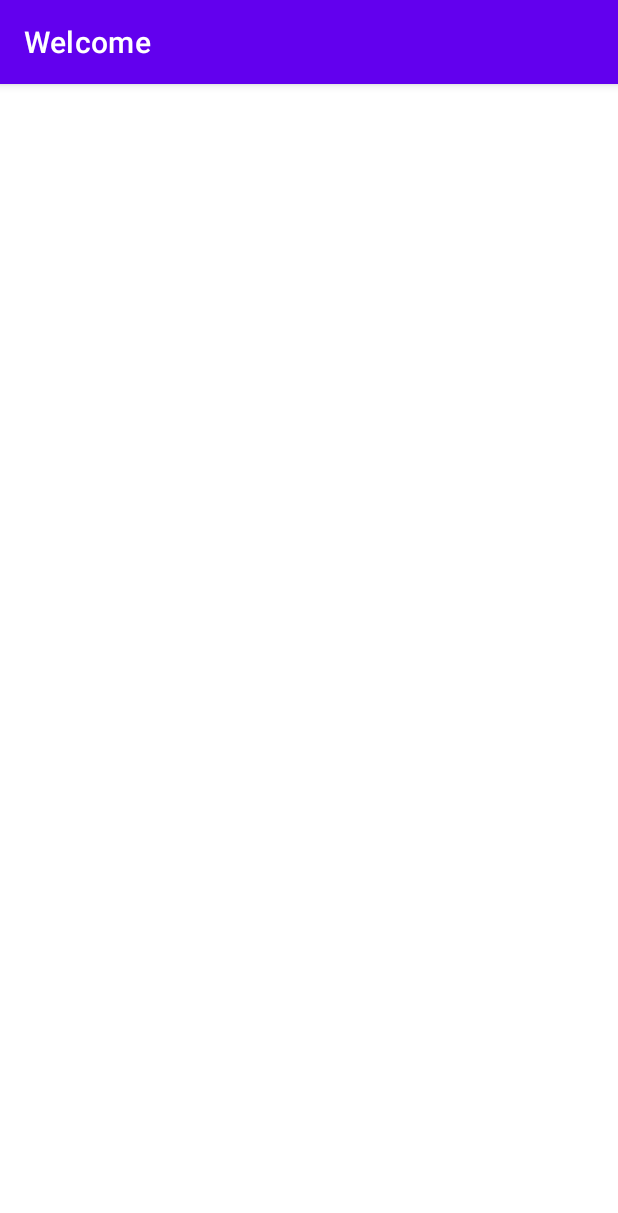
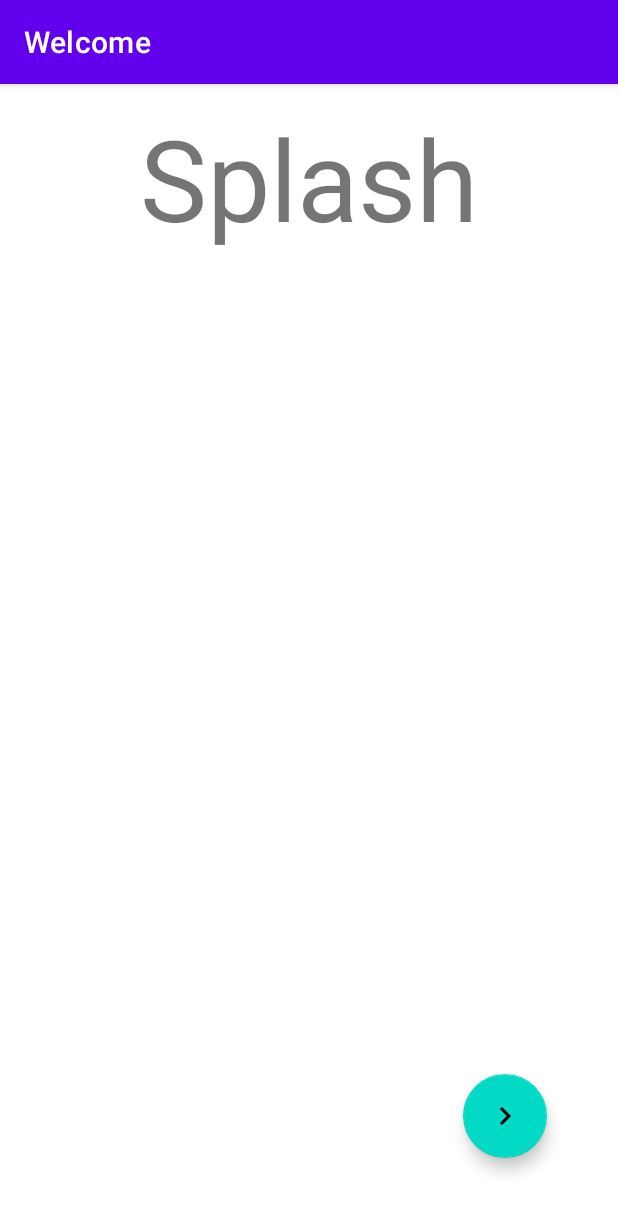
Before and after one commit to devBamidele/Splash, an Android app: the screen it shows after launch (MainActivity), on a phone screen of 412 x 824 dp. Shown: the top 1213 px of the screen. Run offline under Robolectric (Android 15) with nearby library versions, the phone set to English and light mode, and no system bars; our stand-ins replace data binding, navigation-ui.

Commit message:
Done with the main functionality

```diff
--- a/app/src/main/AndroidManifest.xml
+++ b/app/src/main/AndroidManifest.xml
@@ -1,6 +1,9 @@
 <?xml version="1.0" encoding="utf-8"?>
 <manifest xmlns:android="http://schemas.android.com/apk/res/android"
     package="com.example.splash">
+
+    <!-- In order for our app to access the Internet, we need to define this permission. -->
+    <uses-permission android:name="android.permission.INTERNET" />
 
     <application
         android:allowBackup="true"
--- a/app/src/main/java/com/example/splash/network/UnsplashApiService.kt
+++ b/app/src/main/java/com/example/splash/network/UnsplashApiService.kt
@@ -19,7 +19,7 @@ const val ACCESS_KEY = "GGHMWCsUFRHVRCL5jHePT2dzymk20ixPeV1bkOXKrZI"
 /**
  * Number of photos to return
  */
-const val COUNT = 1
+const val COUNT = 20
 
 /**
  * Filter photo by Orientation
--- a/app/src/main/java/com/example/splash/screens/Home.kt
+++ b/app/src/main/java/com/example/splash/screens/Home.kt
@@ -1,9 +1,45 @@
 package com.example.splash.screens
 
 
+import android.os.Bundle
+import android.view.LayoutInflater
+import android.view.View
+import android.view.ViewGroup
 import androidx.fragment.app.Fragment
+import androidx.navigation.fragment.findNavController
+import com.example.splash.R
+import com.example.splash.databinding.FragmentHomeBinding
 
 class Home : Fragment() {
 
+    private var binding: FragmentHomeBinding? = null
 
+    override fun onCreateView(
+        inflater: LayoutInflater, container: ViewGroup?,
+        savedInstanceState: Bundle?
+    ): View {
+        binding = FragmentHomeBinding.inflate(inflater, container, false)
+        return binding!!.root
+    }
+
+    override fun onViewCreated(view: View, savedInstanceState: Bundle?) {
+        super.onViewCreated(view, savedInstanceState)
+
+        binding?.apply {
+            lifecycleOwner = viewLifecycleOwner
+            home = this@Home
+        }
+    }
+
+    override fun onDestroyView() {
+        super.onDestroyView()
+        binding = null
+    }
+
+    /**
+     * Navigate to the boarding screen
+     */
+    fun toBoarding(){
+        findNavController().navigate(R.id.action_HomeScreen_to_BoardingScreen)
+    }
 }
--- /dev/null
+++ b/app/src/main/res/drawable/ic_right_arrow.xml
@@ -0,0 +1,10 @@
+<vector xmlns:android="http://schemas.android.com/apk/res/android"
+    android:width="24dp"
+    android:height="24dp"
+    android:viewportWidth="24"
+    android:viewportHeight="24"
+    android:tint="?attr/colorPrimary">
+  <path
+      android:fillColor="@android:color/white"
+      android:pathData="M8.59,16.59L13.17,12 8.59,7.41 10,6l6,6 -6,6 -1.41,-1.41z"/>
+</vector>
--- a/app/src/main/res/layout/fragment_home.xml
+++ b/app/src/main/res/layout/fragment_home.xml
@@ -1,20 +1,22 @@
 <?xml version="1.0" encoding="utf-8"?>
-<layout xmlns:android="http://schemas.android.com/apk/res/android"
+
+<layout
+    xmlns:android="http://schemas.android.com/apk/res/android"
     xmlns:tools="http://schemas.android.com/tools"
     xmlns:app="http://schemas.android.com/apk/res-auto"
-    android:layout_width="match_parent"
-    android:layout_height="match_parent"
-    tools:context=".screens.Home">
+    tools:context=".screens.Home" >
 
     <data>
+        <!-- Reference the Home class -->
         <variable
-            name="Home"
-            type="com.example.splash.screens.Home"/>
+            name="home"
+            type="com.example.splash.screens.Home" />
     </data>
 
     <androidx.constraintlayout.widget.ConstraintLayout
         android:layout_width="match_parent"
-        android:layout_height="match_parent">
+        android:layout_height="match_parent"
+        android:layout_margin="12dp">
 
         <TextView
             android:id="@+id/Splash"
@@ -26,9 +28,18 @@
             app:layout_constraintTop_toTopOf="parent"
             android:textSize="75sp"/>
 
+        <com.google.android.material.floatingactionbutton.FloatingActionButton
+            android:id="@+id/nextScreenButton"
+            android:onClick="@{() -> home.toBoarding()}"
+            android:layout_width="wrap_content"
+            android:layout_height="wrap_content"
+            android:layout_marginEnd="35dp"
+            android:layout_marginBottom="40dp"
+            android:contentDescription="@string/cont_desc_button"
+            android:src="@drawable/ic_right_arrow"
+            app:layout_constraintBottom_toBottomOf="parent"
+            app:layout_constraintEnd_toEndOf="parent" />
+
     </androidx.constraintlayout.widget.ConstraintLayout>
 
-
-
-
 </layout>
--- a/app/src/main/res/values/strings.xml
+++ b/app/src/main/res/values/strings.xml
@@ -7,4 +7,5 @@
     <string name="image_item">Image Item</string>
     <string name="the_status_image">The status image</string>
     <string name="splash">Splash</string>
+    <string name="cont_desc_button">The button that navigates to the next screen</string>
 </resources>
```
Also changed, not shown: app/src/main/java/com/example/splash/screens/Boarding.kt (+38 -0 lines), app/src/main/res/layout/fragment_boarding.xml (+36 -7 lines).
